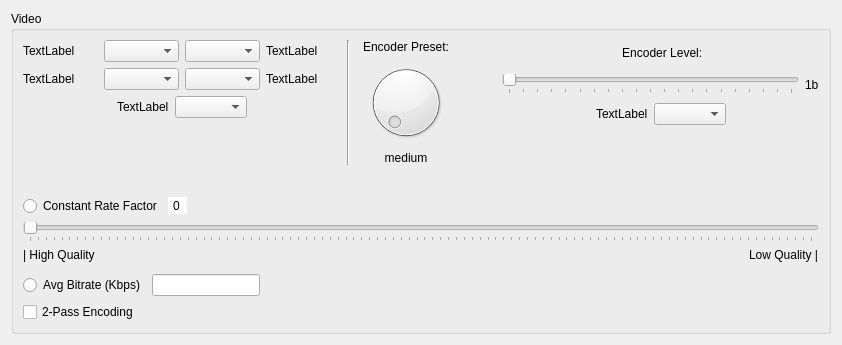
Before: the Qt Designer form src/video_ui.ui in b1aqW0lf/Lithium, drawn with Qt 5.
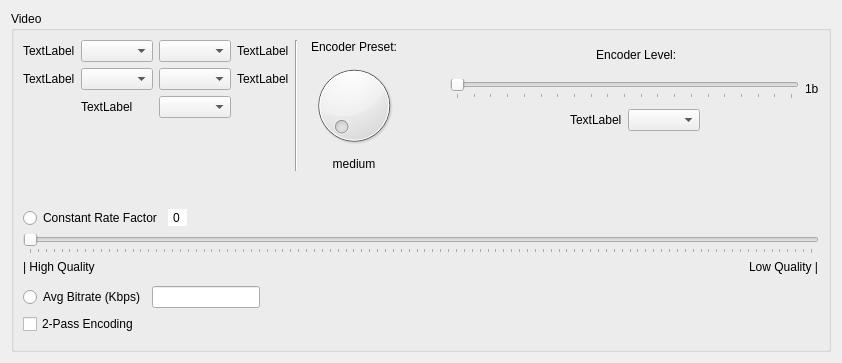
After: the same form once the commit is applied.

Commit message: updated video settings ui to use grid layout

The edit to the form file:
```diff
--- a/src/video_ui.ui
+++ b/src/video_ui.ui
@@ -7,142 +7,80 @@
     <x>0</x>
     <y>0</y>
     <width>842</width>
-    <height>345</height>
+    <height>363</height>
    </rect>
   </property>
   <property name="windowTitle">
    <string>Form</string>
   </property>
-  <layout class="QGridLayout" name="gridLayout">
-   <item row="0" column="0">
+  <layout class="QVBoxLayout" name="verticalLayout_6">
+   <item>
     <widget class="QGroupBox" name="videoGroupBox">
      <property name="title">
       <string>Video</string>
      </property>
-     <layout class="QGridLayout" name="gridLayout_5">
-      <item row="0" column="0">
-       <layout class="QVBoxLayout" name="verticalLayout_7">
+     <layout class="QVBoxLayout" name="verticalLayout_5">
         <item>
-         <layout class="QHBoxLayout" name="horizontalLayout_13">
+       <layout class="QVBoxLayout" name="verticalLayout_4">
           <item>
-           <layout class="QHBoxLayout" name="horizontalLayout_19">
+         <layout class="QHBoxLayout" name="horizontalLayout_2">
             <item>
              <layout class="QVBoxLayout" name="verticalLayout_10">
               <item>
-               <layout class="QHBoxLayout" name="horizontalLayout_20">
-                <item>
-                 <layout class="QHBoxLayout" name="horizontalLayout_22">
-                  <item>
-                   <widget class="QLabel" name="videoCodecLabel">
-                    <property name="text">
-                     <string>TextLabel</string>
-                    </property>
-                   </widget>
-                  </item>
-                  <item>
-                   <widget class="QComboBox" name="videoCodecBox"/>
-                  </item>
-                 </layout>
-                </item>
-                <item>
-                 <layout class="QHBoxLayout" name="horizontalLayout_23">
-                  <item>
-                   <widget class="QComboBox" name="videoContainerBox"/>
-                  </item>
-                  <item>
+             <layout class="QGridLayout" name="gridLayout">
+              <item row="1" column="0">
                    <widget class="QLabel" name="videoContainerLabel">
                     <property name="text">
                      <string>TextLabel</string>
                     </property>
                    </widget>
                   </item>
-                 </layout>
-                </item>
-               </layout>
-              </item>
-              <item>
-               <layout class="QHBoxLayout" name="horizontalLayout_26">
-                <item>
-                 <layout class="QHBoxLayout" name="horizontalLayout_27">
-                  <item>
+              <item row="0" column="3">
                    <widget class="QLabel" name="videoResLabel">
                     <property name="text">
                      <string>TextLabel</string>
                     </property>
                    </widget>
                   </item>
-                  <item>
+              <item row="0" column="1">
+               <widget class="QComboBox" name="videoCodecBox"/>
+              </item>
+              <item row="1" column="1">
+               <widget class="QComboBox" name="videoContainerBox"/>
+              </item>
+              <item row="0" column="2">
                    <widget class="QComboBox" name="videoResBox"/>
                   </item>
-                 </layout>
-                </item>
-                <item>
-                 <layout class="QHBoxLayout" name="horizontalLayout_28">
-                  <item>
+              <item row="1" column="2">
                    <widget class="QComboBox" name="videoAspectRatBox"/>
                   </item>
-                  <item>
+              <item row="0" column="0">
+               <widget class="QLabel" name="videoCodecLabel">
+                <property name="text">
+                 <string>TextLabel</string>
+                </property>
+               </widget>
+              </item>
+              <item row="1" column="3">
                    <widget class="QLabel" name="videoAspectRatLabel">
                     <property name="text">
                      <string>TextLabel</string>
                     </property>
                    </widget>
                   </item>
-                 </layout>
-                </item>
-               </layout>
-              </item>
-              <item>
-               <layout class="QHBoxLayout" name="horizontalLayout_21">
-                <item>
-                 <spacer name="horizontalSpacer_8">
-                  <property name="orientation">
-                   <enum>Qt::Horizontal</enum>
-                  </property>
-                  <property name="sizeType">
-                   <enum>QSizePolicy::Expanding</enum>
-                  </property>
-                  <property name="sizeHint" stdset="0">
-                   <size>
-                    <width>40</width>
-                    <height>20</height>
-                   </size>
-                  </property>
-                 </spacer>
-                </item>
-                <item>
-                 <layout class="QHBoxLayout" name="horizontalLayout_24">
-                  <item>
+              <item row="2" column="1">
                    <widget class="QLabel" name="videoFPSLabel">
                     <property name="text">
                      <string>TextLabel</string>
                     </property>
                    </widget>
                   </item>
-                  <item>
+              <item row="2" column="2">
                    <widget class="QComboBox" name="videoFPSBox"/>
                   </item>
                  </layout>
                 </item>
                 <item>
-                 <spacer name="horizontalSpacer_7">
-                  <property name="orientation">
-                   <enum>Qt::Horizontal</enum>
-                  </property>
-                  <property name="sizeType">
-                   <enum>QSizePolicy::Expanding</enum>
-                  </property>
-                  <property name="sizeHint" stdset="0">
-                   <size>
-                    <width>40</width>
-                    <height>20</height>
-                   </size>
-                  </property>
-                 </spacer>
-                </item>
-               </layout>
-              </item>
-              <item>
                <spacer name="verticalSpacer_2">
                 <property name="orientation">
                  <enum>Qt::Vertical</enum>
@@ -158,10 +96,7 @@
              </layout>
             </item>
             <item>
-             <widget class="Line" name="line">
-              <property name="frameShadow">
-               <enum>QFrame::Sunken</enum>
-              </property>
+           <widget class="Line" name="line_2">
               <property name="orientation">
                <enum>Qt::Vertical</enum>
               </property>
@@ -316,8 +251,6 @@
             </item>
            </layout>
           </item>
-         </layout>
-        </item>
         <item>
          <spacer name="verticalSpacer">
           <property name="orientation">
@@ -481,6 +414,16 @@
         </item>
        </layout>
       </item>
+      <item>
+       <widget class="Line" name="line">
+        <property name="frameShadow">
+         <enum>QFrame::Sunken</enum>
+        </property>
+        <property name="orientation">
+         <enum>Qt::Vertical</enum>
+        </property>
+       </widget>
+      </item>
      </layout>
     </widget>
    </item>
```
Left out of the diff: 2 changed lines with no effect on the pictures. Lines whose indentation alone changed are shown as unchanged.
